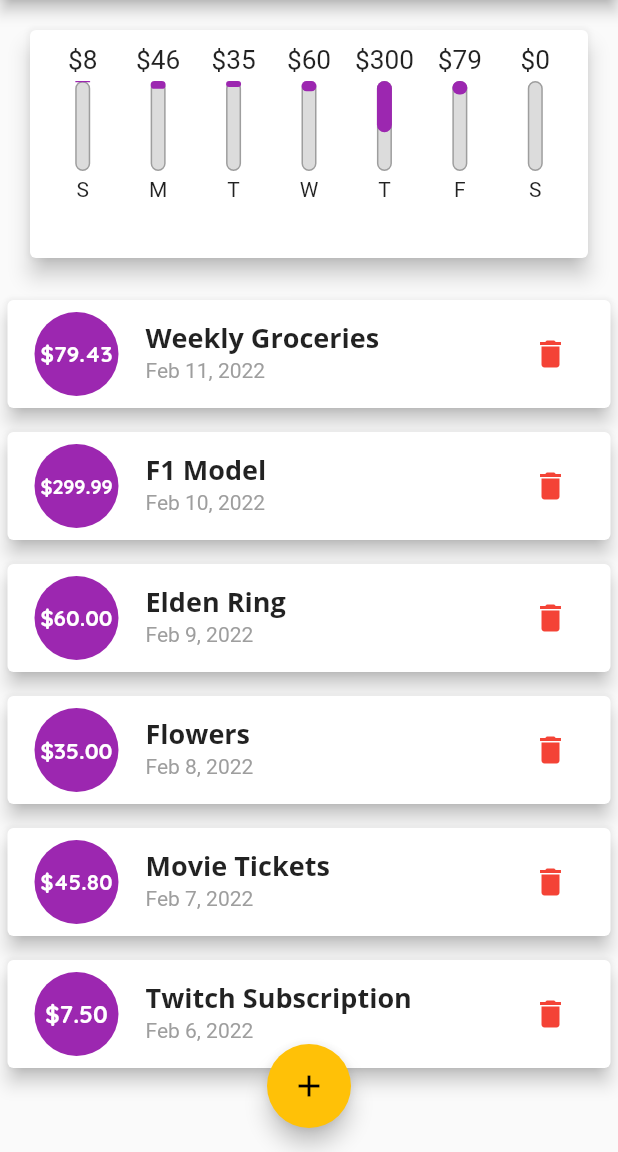
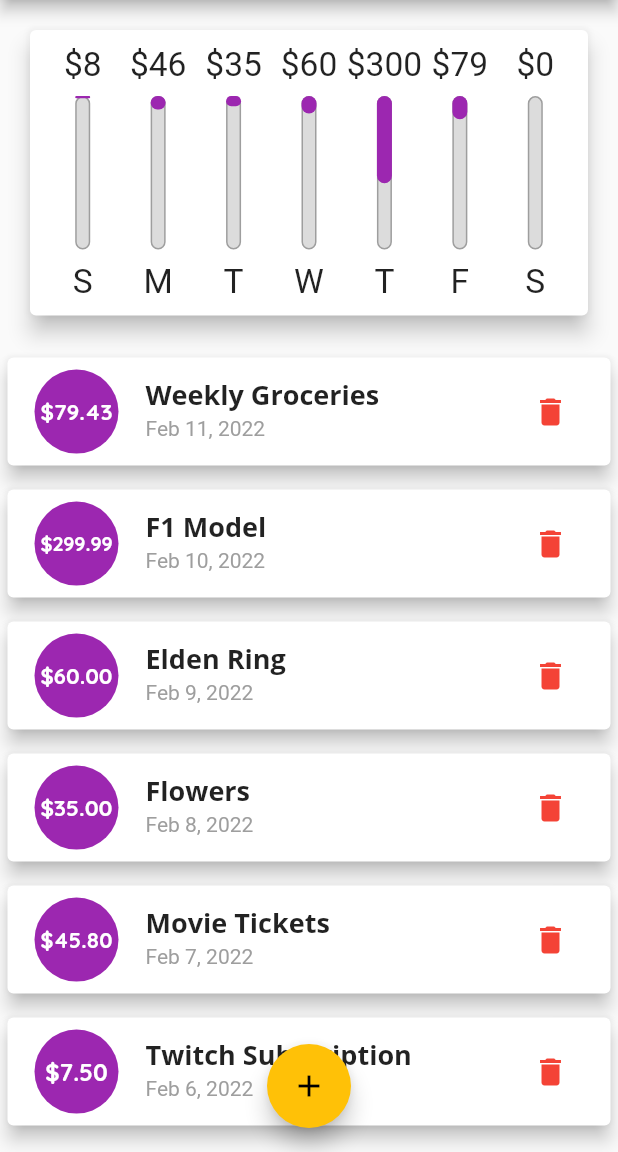
Before and after one commit to adriandallegrave/flutter, a Flutter app: the screen it shows after launch, after a tap on the "delete" icon, on a phone screen of 412 x 824 dp, the part 84-1236 px from its top. Run offline on Flutter 3.47's test engine with Material 2 defaults, Android fonts, the phone set to English and light mode, and no system bars.

```diff
--- a/personal_expenses_app/lib/main.dart
+++ b/personal_expenses_app/lib/main.dart
@@ -1,11 +1,19 @@
 import 'package:flutter/material.dart';
-
 import 'models/transaction.dart';
 import 'widgets/chart.dart';
 import 'widgets/new_transaction.dart';
 import 'widgets/transaction_list.dart';
 
-void main() => runApp(const MyApp());
+void main() {
+  // WidgetsFlutterBinding
+  //     .ensureInitialized(); // * This would deactivate portrait mode
+  // SystemChrome.setPreferredOrientations([
+  //   DeviceOrientation.portraitDown,
+  //   DeviceOrientation.portraitUp,
+  // ]);
+
+  runApp(const MyApp());
+}
 
 class MyApp extends StatelessWidget {
   const MyApp({Key? key}) : super(key: key);
@@ -96,6 +104,8 @@ class _MyHomePageState extends State<MyHomePage> {
     ),
   ];
 
+  bool _showChart = false;
+
   List<Transaction> get _recentTransactions {
     return _userTransactions.where((tx) {
       return tx.date.isAfter(
@@ -141,6 +151,9 @@ class _MyHomePageState extends State<MyHomePage> {
 
   @override
   Widget build(BuildContext context) {
+    final bool isLandscape =
+        MediaQuery.of(context).orientation == Orientation.landscape;
+
     final appBar = AppBar(
       title: const Text('Personal Expenses'),
       actions: <Widget>[
@@ -153,26 +166,55 @@ class _MyHomePageState extends State<MyHomePage> {
       ],
     );
 
+    final txListWidget = SizedBox(
+      height: (MediaQuery.of(context).size.height -
+              appBar.preferredSize.height -
+              MediaQuery.of(context).padding.top) *
+          0.7,
+      child: TransactionList(_userTransactions, _deleteTransaction),
+    );
+
     return Scaffold(
       appBar: appBar,
       body: SingleChildScrollView(
         child: Column(
           crossAxisAlignment: CrossAxisAlignment.stretch,
           children: <Widget>[
+            if (isLandscape)
+              Row(
+                mainAxisAlignment: MainAxisAlignment.center,
+                children: <Widget>[
+                  const Text('Show chart'),
+                  Switch(
+                    activeColor: Theme.of(context).colorScheme.secondary,
+                    value: _showChart,
+                    onChanged: (val) {
+                      setState(() {
+                        _showChart = val;
+                      });
+                    },
+                  )
+                ],
+              ),
+            if (!isLandscape)
               SizedBox(
                 height: (MediaQuery.of(context).size.height -
                         appBar.preferredSize.height -
                         MediaQuery.of(context).padding.top) *
-                  0.25,
+                    0.3,
                 child: Chart(_recentTransactions),
               ),
-            SizedBox(
+            if (!isLandscape) txListWidget,
+            if (isLandscape)
+              _showChart
+                  ? SizedBox(
                       height: (MediaQuery.of(context).size.height -
                               appBar.preferredSize.height -
                               MediaQuery.of(context).padding.top) *
-                  0.75,
-              child: TransactionList(_userTransactions, _deleteTransaction),
-            ),
+                          0.7,
+                      child: Chart(_recentTransactions),
+                    )
+                  : txListWidget,
           ],
         ),
       ),
--- a/personal_expenses_app/lib/widgets/chart_bar.dart
+++ b/personal_expenses_app/lib/widgets/chart_bar.dart
@@ -11,19 +11,21 @@ class ChartBar extends StatelessWidget {
 
   @override
   Widget build(BuildContext context) {
+    return LayoutBuilder(
+      builder: (context, constraints) {
         return Column(
           children: <Widget>[
             SizedBox(
-          height: 20,
+              height: constraints.maxHeight * 0.15,
               child: FittedBox(
                 child: Text('\$${spendingAmount.toStringAsFixed(0)}'),
               ),
             ),
-        const SizedBox(
-          height: 4,
+            SizedBox(
+              height: constraints.maxHeight * 0.05,
             ),
             SizedBox(
-          height: 60,
+              height: constraints.maxHeight * 0.6,
               width: 10,
               child: Stack(
                 children: <Widget>[
@@ -49,11 +51,18 @@ class ChartBar extends StatelessWidget {
                 ],
               ),
             ),
-        const SizedBox(
-          height: 4,
+            SizedBox(
+              height: constraints.maxHeight * 0.05,
             ),
-        Text(label),
+            SizedBox(
+              height: constraints.maxHeight * 0.15,
+              child: FittedBox(
+                child: Text(label),
+              ),
+            ),
           ],
+        );
+      },
     );
   }
 }
--- a/personal_expenses_app/lib/widgets/transaction_list.dart
+++ b/personal_expenses_app/lib/widgets/transaction_list.dart
@@ -13,7 +13,9 @@ class TransactionList extends StatelessWidget {
   @override
   Widget build(BuildContext context) {
     return transactions.isEmpty
-        ? Column(
+        ? LayoutBuilder(
+            builder: (context, constraints) {
+              return Column(
                 children: <Widget>[
                   Text(
                     'No transactions added yet!',
@@ -23,13 +25,15 @@ class TransactionList extends StatelessWidget {
                     height: 20,
                   ),
                   SizedBox(
-                height: 200,
+                    height: constraints.maxHeight * 0.6,
                     child: Image.asset(
                       'assets/images/waiting.png',
                       fit: BoxFit.cover,
                     ),
                   ),
                 ],
+              );
+            },
           )
         : ListView.builder(
             itemBuilder: (ctx, index) {
```
Lines whose indentation alone changed are shown as unchanged.
